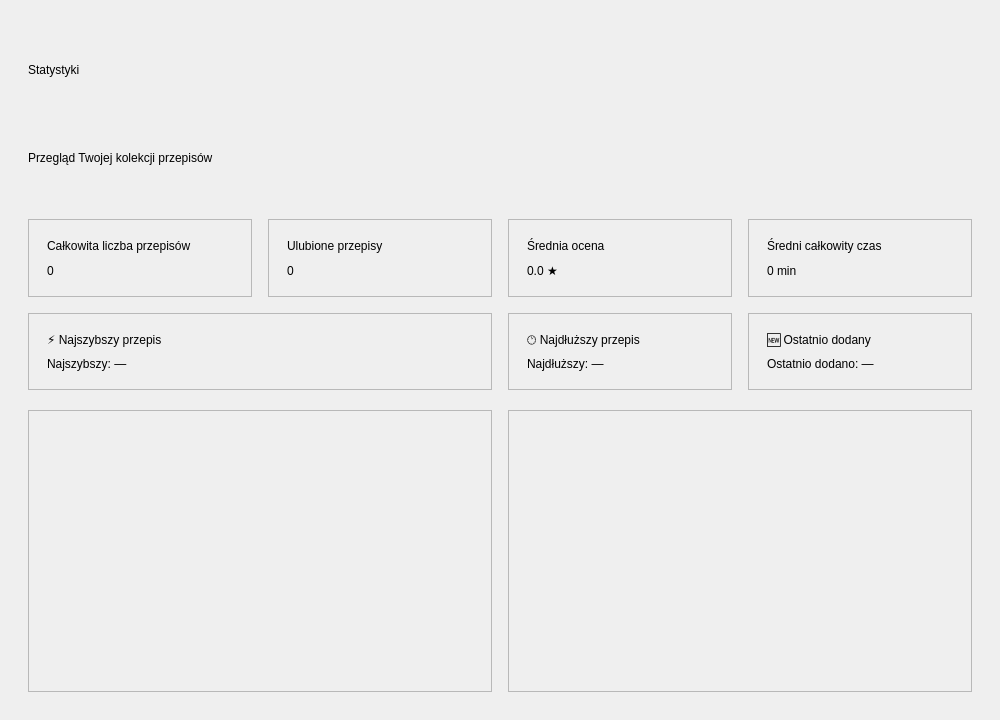
The window that RecipeManager/pages/StatisticsPage.ui (akmqu/recipe-manager) describes before a commit, drawn with Qt 5.
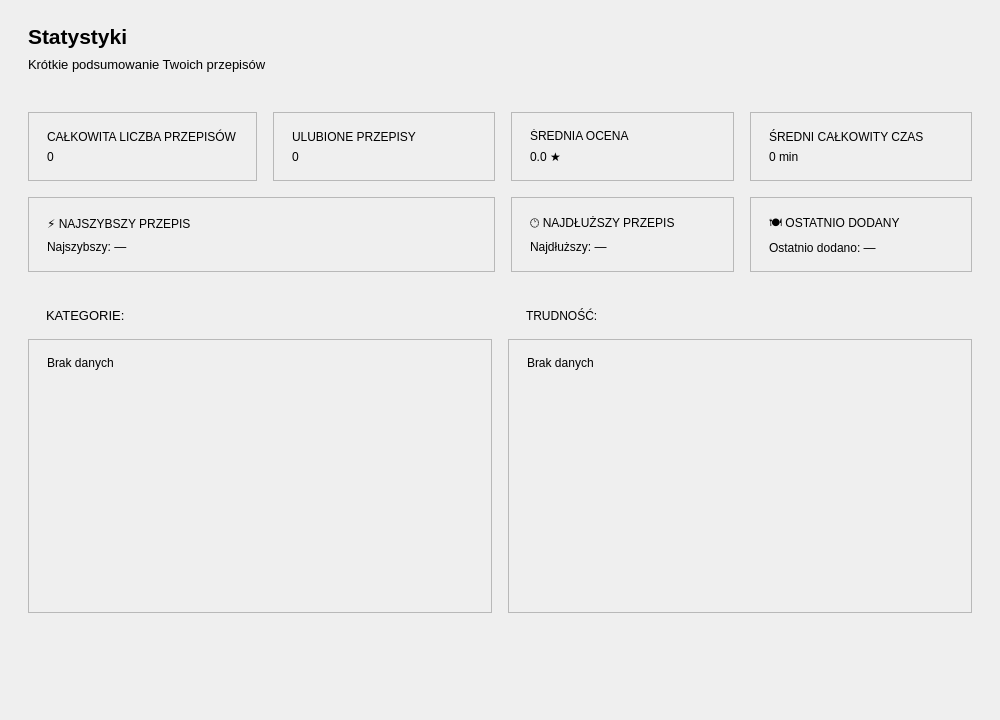
The same window after the commit.

Commit message: add statistics page

Diff of the .ui file:
```diff
--- a/RecipeManager/pages/StatisticsPage.ui
+++ b/RecipeManager/pages/StatisticsPage.ui
@@ -15,27 +15,60 @@
   </property>
   <layout class="QVBoxLayout" name="verticalLayout_Root">
    <property name="spacing">
-    <number>20</number>
+    <number>0</number>
    </property>
    <property name="leftMargin">
-    <number>28</number>
+    <number>0</number>
    </property>
    <property name="topMargin">
-    <number>28</number>
+    <number>0</number>
    </property>
    <property name="rightMargin">
-    <number>28</number>
+    <number>0</number>
    </property>
    <property name="bottomMargin">
-    <number>28</number>
+    <number>0</number>
    </property>
    <item>
     <layout class="QVBoxLayout" name="verticalLayout_Header">
      <property name="spacing">
       <number>4</number>
      </property>
+     <property name="sizeConstraint">
+      <enum>QLayout::SetDefaultConstraint</enum>
+     </property>
+     <property name="leftMargin">
+      <number>28</number>
+     </property>
+     <property name="topMargin">
+      <number>22</number>
+     </property>
+     <property name="rightMargin">
+      <number>28</number>
+     </property>
+     <property name="bottomMargin">
+      <number>18</number>
+     </property>
      <item>
       <widget class="QLabel" name="label_PageTitle">
+       <property name="minimumSize">
+        <size>
+         <width>0</width>
+         <height>28</height>
+        </size>
+       </property>
+       <property name="maximumSize">
+        <size>
+         <width>16777215</width>
+         <height>28</height>
+        </size>
+       </property>
+       <property name="font">
+        <font>
+         <pointsize>16</pointsize>
+         <bold>true</bold>
+        </font>
+       </property>
        <property name="text">
         <string>Statystyki</string>
        </property>
@@ -43,8 +76,25 @@
      </item>
      <item>
       <widget class="QLabel" name="label_PageTitle2">
+       <property name="minimumSize">
+        <size>
+         <width>0</width>
+         <height>20</height>
+        </size>
+       </property>
+       <property name="maximumSize">
+        <size>
+         <width>16777215</width>
+         <height>40</height>
+        </size>
+       </property>
+       <property name="font">
+        <font>
+         <pointsize>10</pointsize>
+        </font>
+       </property>
        <property name="text">
-        <string>Przegląd Twojej kolekcji przepisów</string>
+        <string>Krótkie podsumowanie Twoich przepisów</string>
        </property>
       </widget>
      </item>
@@ -52,100 +102,30 @@
    </item>
    <item>
     <layout class="QGridLayout" name="gridLayout_Tiles">
-     <property name="spacing">
-      <number>16</number>
-     </property>
-     <item row="0" column="0">
-      <widget class="QFrame" name="frame_TotalCount">
-       <property name="frameShape">
-        <enum>QFrame::StyledPanel</enum>
-       </property>
-       <property name="frameShadow">
-        <enum>QFrame::Raised</enum>
-       </property>
-       <layout class="QVBoxLayout" name="vl_TotalCount">
-        <property name="spacing">
-         <number>6</number>
-        </property>
         <property name="leftMargin">
-         <number>18</number>
+      <number>28</number>
         </property>
         <property name="topMargin">
-         <number>16</number>
+      <number>20</number>
         </property>
         <property name="rightMargin">
-         <number>18</number>
+      <number>28</number>
         </property>
         <property name="bottomMargin">
-         <number>16</number>
-        </property>
-        <item>
-         <widget class="QLabel" name="label_TotalCountTitle">
-          <property name="text">
-           <string>Całkowita liczba przepisów</string>
-          </property>
-         </widget>
-        </item>
-        <item>
-         <widget class="QLabel" name="label_TotalCountValue">
-          <property name="text">
-           <string>0</string>
-          </property>
-         </widget>
-        </item>
-       </layout>
-      </widget>
-     </item>
-     <item row="0" column="1">
-      <widget class="QFrame" name="frame_FavoriteCount">
-       <property name="frameShape">
-        <enum>QFrame::StyledPanel</enum>
-       </property>
-       <property name="frameShadow">
-        <enum>QFrame::Raised</enum>
-       </property>
-       <layout class="QVBoxLayout" name="vl_FavoriteCount">
+      <number>10</number>
+     </property>
         <property name="spacing">
-         <number>6</number>
-        </property>
-        <property name="leftMargin">
-         <number>18</number>
-        </property>
-        <property name="topMargin">
          <number>16</number>
         </property>
-        <property name="rightMargin">
-         <number>18</number>
-        </property>
-        <property name="bottomMargin">
-         <number>16</number>
-        </property>
-        <item>
-         <widget class="QLabel" name="label_FavoriteCountTitle">
-          <property name="text">
-           <string>Ulubione przepisy</string>
-          </property>
-         </widget>
-        </item>
-        <item>
-         <widget class="QLabel" name="label_FavoriteCountValue">
-          <property name="text">
-           <string>0</string>
-          </property>
-         </widget>
-        </item>
-       </layout>
-      </widget>
-     </item>
-     <item row="0" column="2">
-      <widget class="QFrame" name="frame_AverageRating">
+     <item row="1" column="2">
+      <widget class="QFrame" name="frame_Longest">
        <property name="frameShape">
         <enum>QFrame::StyledPanel</enum>
        </property>
        <property name="frameShadow">
         <enum>QFrame::Raised</enum>
        </property>
-       <layout class="QVBoxLayout" name="vl_AverageRating">
+       <layout class="QVBoxLayout" name="vl_Longest">
         <property name="spacing">
          <number>6</number>
         </property>
@@ -162,16 +142,19 @@
          <number>16</number>
         </property>
         <item>
-         <widget class="QLabel" name="label_AverageRatingTitle">
+         <widget class="QLabel" name="label_LongestTitle">
           <property name="text">
-           <string>Średnia ocena</string>
+           <string>🕐 NAJDŁUŻSZY PRZEPIS</string>
           </property>
          </widget>
         </item>
         <item>
-         <widget class="QLabel" name="label_AverageRatingValue">
+         <widget class="QLabel" name="label_LongestRecipe">
           <property name="text">
-           <string>0.0 ★</string>
+           <string>Najdłuższy: —</string>
+          </property>
+          <property name="wordWrap">
+           <bool>true</bool>
           </property>
          </widget>
         </item>
@@ -205,7 +188,7 @@
         <item>
          <widget class="QLabel" name="label_AverageTimeTitle">
           <property name="text">
-           <string>Średni całkowity czas</string>
+           <string>ŚREDNI CAŁKOWITY CZAS</string>
           </property>
          </widget>
         </item>
@@ -219,6 +202,47 @@
        </layout>
       </widget>
      </item>
+     <item row="0" column="0">
+      <widget class="QFrame" name="frame_TotalCount">
+       <property name="frameShape">
+        <enum>QFrame::StyledPanel</enum>
+       </property>
+       <property name="frameShadow">
+        <enum>QFrame::Raised</enum>
+       </property>
+       <layout class="QVBoxLayout" name="vl_TotalCount">
+        <property name="spacing">
+         <number>6</number>
+        </property>
+        <property name="leftMargin">
+         <number>18</number>
+        </property>
+        <property name="topMargin">
+         <number>16</number>
+        </property>
+        <property name="rightMargin">
+         <number>18</number>
+        </property>
+        <property name="bottomMargin">
+         <number>16</number>
+        </property>
+        <item>
+         <widget class="QLabel" name="label_TotalCountTitle">
+          <property name="text">
+           <string>CAŁKOWITA LICZBA PRZEPISÓW</string>
+          </property>
+         </widget>
+        </item>
+        <item>
+         <widget class="QLabel" name="label_TotalCountValue">
+          <property name="text">
+           <string>0</string>
+          </property>
+         </widget>
+        </item>
+       </layout>
+      </widget>
+     </item>
      <item row="1" column="0" colspan="2">
       <widget class="QFrame" name="frame_Fastest">
        <property name="frameShape">
@@ -246,7 +270,7 @@
         <item>
          <widget class="QLabel" name="label_FastestTitle">
           <property name="text">
-           <string>⚡ Najszybszy przepis</string>
+           <string>⚡ NAJSZYBSZY PRZEPIS</string>
           </property>
          </widget>
         </item>
@@ -263,15 +287,15 @@
        </layout>
       </widget>
      </item>
-     <item row="1" column="2">
-      <widget class="QFrame" name="frame_Longest">
+     <item row="0" column="1">
+      <widget class="QFrame" name="frame_FavoriteCount">
        <property name="frameShape">
         <enum>QFrame::StyledPanel</enum>
        </property>
        <property name="frameShadow">
         <enum>QFrame::Raised</enum>
        </property>
-       <layout class="QVBoxLayout" name="vl_Longest">
+       <layout class="QVBoxLayout" name="vl_FavoriteCount">
         <property name="spacing">
          <number>6</number>
         </property>
@@ -288,19 +312,16 @@
          <number>16</number>
         </property>
         <item>
-         <widget class="QLabel" name="label_LongestTitle">
+         <widget class="QLabel" name="label_FavoriteCountTitle">
           <property name="text">
-           <string>🕐 Najdłuższy przepis</string>
+           <string>ULUBIONE PRZEPISY</string>
           </property>
          </widget>
         </item>
         <item>
-         <widget class="QLabel" name="label_LongestRecipe">
+         <widget class="QLabel" name="label_FavoriteCountValue">
           <property name="text">
-           <string>Najdłuższy: —</string>
-          </property>
-          <property name="wordWrap">
-           <bool>true</bool>
+           <string>0</string>
           </property>
          </widget>
         </item>
@@ -334,7 +355,7 @@
         <item>
          <widget class="QLabel" name="label_LatestTitle">
           <property name="text">
-           <string>🆕 Ostatnio dodany</string>
+           <string>🍽️ OSTATNIO DODANY</string>
           </property>
          </widget>
         </item>
@@ -351,22 +372,115 @@
        </layout>
       </widget>
      </item>
-    </layout>
-   </item>
+     <item row="0" column="2">
+      <widget class="QFrame" name="frame_AverageRating">
+       <property name="frameShape">
+        <enum>QFrame::StyledPanel</enum>
+       </property>
+       <property name="frameShadow">
+        <enum>QFrame::Raised</enum>
+       </property>
+       <layout class="QVBoxLayout" name="vl_AverageRating">
+        <property name="spacing">
+         <number>6</number>
+        </property>
+        <property name="leftMargin">
+         <number>18</number>
+        </property>
+        <property name="topMargin">
+         <number>16</number>
+        </property>
+        <property name="rightMargin">
+         <number>18</number>
+        </property>
+        <property name="bottomMargin">
+         <number>16</number>
+        </property>
+        <item>
+         <widget class="QLabel" name="label_AverageRatingTitle">
+          <property name="text">
+           <string>ŚREDNIA OCENA</string>
+          </property>
+         </widget>
+        </item>
+        <item>
+         <widget class="QLabel" name="label_AverageRatingValue">
+          <property name="text">
+           <string>0.0 ★</string>
+          </property>
+         </widget>
+        </item>
+       </layout>
+      </widget>
+     </item>
+    </layout>
+   </item>
    <item>
-    <layout class="QHBoxLayout" name="horizontalLayout_Charts">
+    <layout class="QVBoxLayout" name="verticalLayout_2">
      <property name="spacing">
+      <number>0</number>
+     </property>
+     <property name="leftMargin">
+      <number>28</number>
+     </property>
+     <property name="topMargin">
+      <number>10</number>
+     </property>
+     <property name="rightMargin">
+      <number>28</number>
+     </property>
+     <property name="bottomMargin">
+      <number>20</number>
+     </property>
+     <item>
+      <layout class="QHBoxLayout" name="horizontalLayout_3">
+       <property name="spacing">
+        <number>52</number>
+       </property>
+       <property name="leftMargin">
+        <number>18</number>
+       </property>
+       <property name="topMargin">
       <number>16</number>
      </property>
+       <property name="rightMargin">
+        <number>18</number>
+       </property>
+       <property name="bottomMargin">
+        <number>16</number>
+       </property>
      <item>
-      <widget class="QFrame" name="frame_CategoryChart">
-       <property name="frameShape">
-        <enum>QFrame::StyledPanel</enum>
-       </property>
-       <property name="frameShadow">
-        <enum>QFrame::Raised</enum>
-       </property>
-       <layout class="QVBoxLayout" name="vl_CategoryChart">
+        <widget class="QLabel" name="label_CategoryStatsTitle">
+         <property name="font">
+          <font>
+           <pointsize>10</pointsize>
+           <bold>false</bold>
+          </font>
+         </property>
+         <property name="text">
+          <string>KATEGORIE:</string>
+         </property>
+        </widget>
+       </item>
+       <item>
+        <widget class="QLabel" name="label_DifficultyStatsTitle">
+         <property name="font">
+          <font>
+           <bold>false</bold>
+          </font>
+         </property>
+         <property name="text">
+          <string>TRUDNOŚĆ:</string>
+         </property>
+        </widget>
+       </item>
+      </layout>
+     </item>
+     <item>
+      <layout class="QHBoxLayout" name="horizontalLayout_Stats">
+       <property name="spacing">
+        <number>16</number>
+       </property>
         <property name="leftMargin">
          <number>0</number>
         </property>
@@ -380,51 +494,105 @@
          <number>0</number>
         </property>
         <item>
-         <widget class="QWidget" name="widget_CategoryChartPlaceholder" native="true">
+        <widget class="QFrame" name="frame_CategoryStats">
+         <property name="frameShape">
+          <enum>QFrame::StyledPanel</enum>
+         </property>
+         <property name="frameShadow">
+          <enum>QFrame::Raised</enum>
+         </property>
+         <layout class="QVBoxLayout" name="vl_CategoryStats">
+          <property name="leftMargin">
+           <number>18</number>
+          </property>
+          <property name="topMargin">
+           <number>16</number>
+          </property>
+          <property name="rightMargin">
+           <number>18</number>
+          </property>
+          <property name="bottomMargin">
+           <number>16</number>
+          </property>
+          <item>
+           <widget class="QLabel" name="label_CategoryStats">
           <property name="minimumSize">
            <size>
             <width>0</width>
-            <height>280</height>
-           </size>
-          </property>
+              <height>240</height>
+             </size>
+            </property>
+            <property name="text">
+             <string>Brak danych</string>
+            </property>
+            <property name="alignment">
+             <set>Qt::AlignLeading|Qt::AlignLeft|Qt::AlignTop</set>
+            </property>
+            <property name="wordWrap">
+             <bool>true</bool>
+            </property>
          </widget>
         </item>
        </layout>
       </widget>
      </item>
      <item>
-      <widget class="QFrame" name="frame_DifficultyChart">
+        <widget class="QFrame" name="frame_DifficultyStats">
        <property name="frameShape">
         <enum>QFrame::StyledPanel</enum>
        </property>
        <property name="frameShadow">
         <enum>QFrame::Raised</enum>
        </property>
-       <layout class="QVBoxLayout" name="vl_DifficultyChart">
+         <layout class="QVBoxLayout" name="vl_DifficultyStats">
         <property name="leftMargin">
-         <number>0</number>
+           <number>18</number>
         </property>
         <property name="topMargin">
-         <number>0</number>
+           <number>16</number>
         </property>
         <property name="rightMargin">
-         <number>0</number>
+           <number>18</number>
         </property>
         <property name="bottomMargin">
-         <number>0</number>
+           <number>16</number>
         </property>
         <item>
-         <widget class="QWidget" name="widget_DifficultyChartPlaceholder" native="true">
+           <widget class="QLabel" name="label_DifficultyStats">
           <property name="minimumSize">
            <size>
             <width>0</width>
-            <height>280</height>
-           </size>
-          </property>
+              <height>240</height>
+             </size>
+            </property>
+            <property name="text">
+             <string>Brak danych</string>
+            </property>
+            <property name="alignment">
+             <set>Qt::AlignLeading|Qt::AlignLeft|Qt::AlignTop</set>
+            </property>
+            <property name="wordWrap">
+             <bool>true</bool>
+            </property>
          </widget>
         </item>
        </layout>
       </widget>
+       </item>
+      </layout>
+     </item>
+     <item>
+      <spacer name="verticalSpacer">
+       <property name="orientation">
+        <enum>Qt::Vertical</enum>
+       </property>
+       <property name="sizeHint" stdset="0">
+        <size>
+         <width>20</width>
+         <height>40</height>
+        </size>
+       </property>
+      </spacer>
      </item>
     </layout>
    </item>
```
Lines whose indentation alone changed are shown as unchanged. The commit also changes 7 other files.
